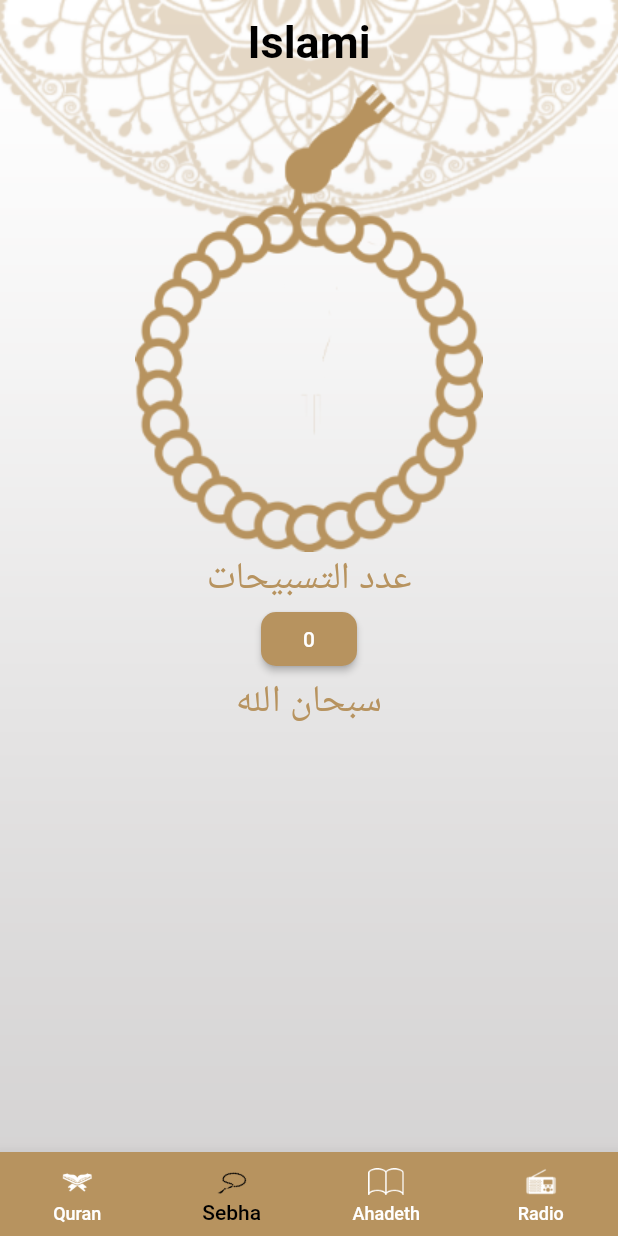
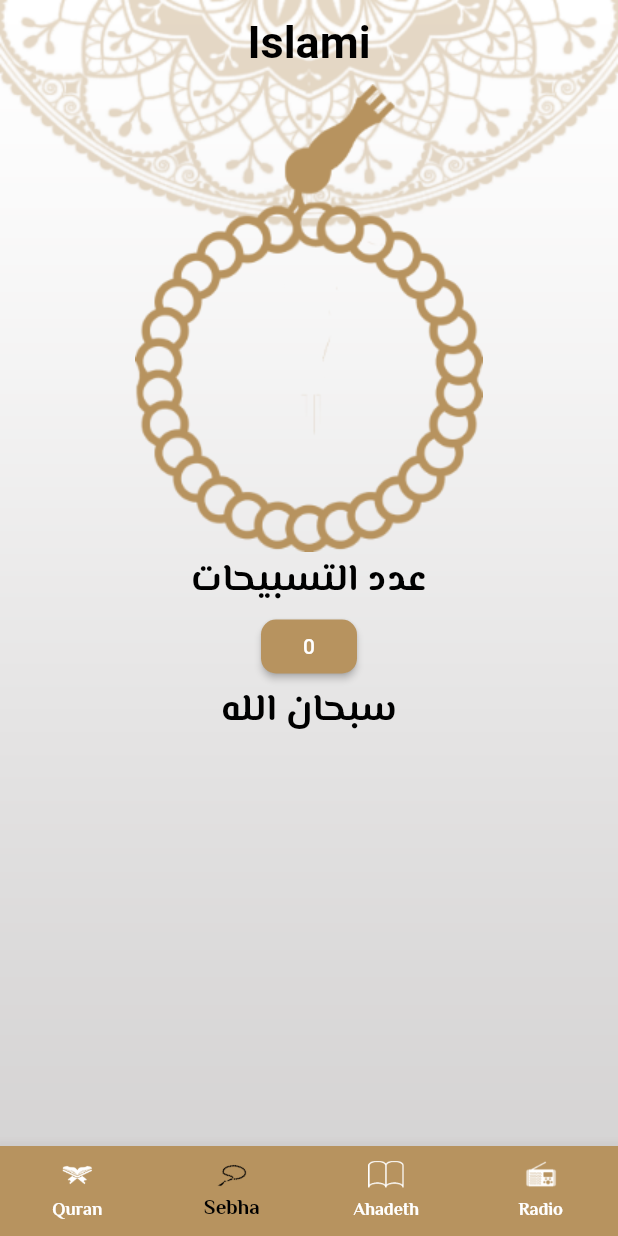
Before and after one commit to MoatazTabl/IslamiApp, a Flutter app: the screen it shows after launch, item 2 of the bottom bar chosen, on a phone screen of 412 x 824 dp. Run offline on Flutter 3.47's test engine with Material 2 defaults, Android fonts, the phone set to English and light mode, and no system bars; our stand-ins replace google_fonts.

```diff
--- a/lib/my_themes.dart
+++ b/lib/my_themes.dart
@@ -1,4 +1,5 @@
 import 'package:flutter/material.dart';
+import 'package:google_fonts/google_fonts.dart';
 
 class MyThemeData {
   static const Color lightColor = Color(0xFFB7935F);
@@ -14,11 +15,13 @@ class MyThemeData {
       centerTitle: true,
       iconTheme: IconThemeData(color: lightColor),
     ),
+
+
     textTheme: TextTheme(
-        bodyMedium: TextStyle(
-            fontSize: 25, fontWeight: FontWeight.w500, color: lightColor),
-        bodySmall: TextStyle(
-            fontSize: 20, fontWeight: FontWeight.w500, color: lightColor)),
+        bodyMedium: GoogleFonts.elMessiri(
+            fontSize: 25, fontWeight: FontWeight.bold, color: Colors.black),
+        bodySmall: GoogleFonts.elMessiri(fontSize: 20,fontWeight: FontWeight.bold,color: Colors.black)),
+
     bottomNavigationBarTheme: const BottomNavigationBarThemeData(
         backgroundColor: lightColor,
         type: BottomNavigationBarType.fixed,
@@ -26,21 +29,25 @@ class MyThemeData {
         selectedLabelStyle: TextStyle(color: Colors.black),
         unselectedItemColor: Colors.white,
         unselectedLabelStyle: TextStyle(color: Colors.white)),
+
+
     buttonTheme:
         ButtonThemeData(buttonColor: lightColor, highlightColor: lightColor),
     elevatedButtonTheme: ElevatedButtonThemeData(
+
       style: ButtonStyle(
           backgroundColor: MaterialStateProperty.all(lightColor),
-          // shape: MaterialStateProperty.all(
-          //   RoundedRectangleBorder(borderRadius: BorderRadius.circular(12)),
-          // ),
+
+
           shape: MaterialStateProperty.all(
             RoundedRectangleBorder(
               borderRadius: BorderRadius.circular(10),
             ),
           ),
-          fixedSize: MaterialStatePropertyAll(Size(10,20)),
+
+          fixedSize: MaterialStatePropertyAll(Size(10, 20)),
           padding: MaterialStateProperty.all(EdgeInsets.zero)),
+
     ),
   );
 
--- a/pubspec.yaml
+++ b/pubspec.yaml
@@ -36,6 +36,7 @@ dependencies:
   # Use with the CupertinoIcons class for iOS style icons.
   cupertino_icons: ^1.0.2
   flutter_native_splash: ^2.2.19
+  google_fonts: ^4.0.4
 
 dev_dependencies:
   flutter_test:
@@ -62,6 +63,7 @@ flutter:
   # To add assets to your application, add an assets section, like this:
   assets:
   - assets/images/
+  - assets/files/
   #   - images/a_dot_ham.jpeg
 
   # An image asset can refer to one or more resolution-specific "variants", see
```
Also changed, not shown: lib/sura_screen.dart (+43 -10 lines), pubspec.lock.
